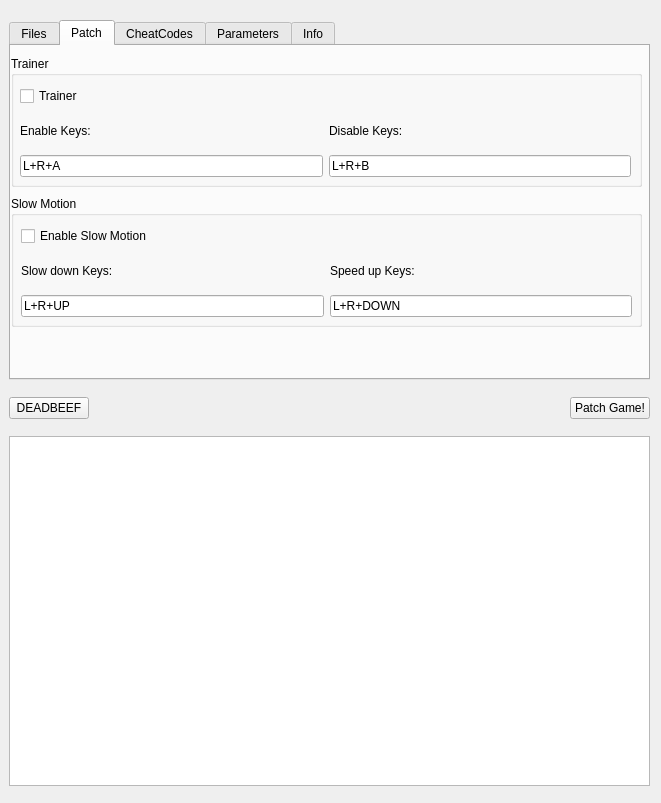
The window that mainwindow.ui (Mte90/GBAATM-Rebirth) describes before a commit, drawn with Qt 5.
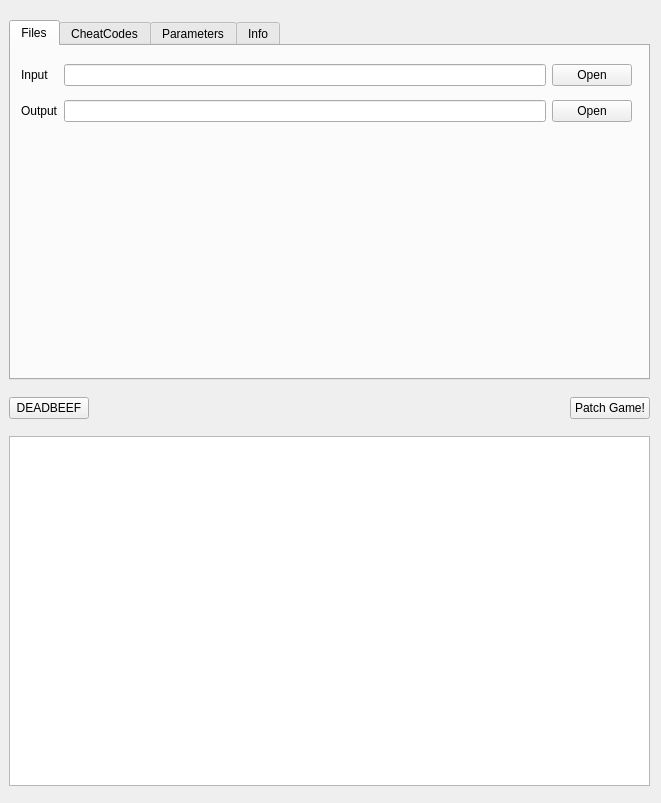
The same window after the commit. The open tabs and pages were chosen to show the change.

Commit message: remove ui slowmo elements

What changed in the file:
```diff
--- a/mainwindow.ui
+++ b/mainwindow.ui
@@ -114,146 +114,6 @@
          </property>
         </widget>
        </widget>
-       <widget class="QWidget" name="tab">
-        <attribute name="title">
-         <string>Patch</string>
-        </attribute>
-        <widget class="QGroupBox" name="groupBox">
-         <property name="geometry">
-          <rect>
-           <x>0</x>
-           <y>10</y>
-           <width>631</width>
-           <height>131</height>
-          </rect>
-         </property>
-         <property name="title">
-          <string>Trainer</string>
-         </property>
-         <widget class="QWidget" name="gridLayoutWidget_3">
-          <property name="geometry">
-           <rect>
-            <x>9</x>
-            <y>30</y>
-            <width>611</width>
-            <height>91</height>
-           </rect>
-          </property>
-          <layout class="QGridLayout" name="gridLayout_4">
-           <item row="0" column="0">
-            <widget class="QCheckBox" name="enable_trainer">
-             <property name="text">
-              <string>Trainer</string>
-             </property>
-             <property name="checked">
-              <bool>false</bool>
-             </property>
-            </widget>
-           </item>
-           <item row="1" column="0">
-            <widget class="QLabel" name="label_7">
-             <property name="text">
-              <string>Enable Keys:</string>
-             </property>
-            </widget>
-           </item>
-           <item row="2" column="0">
-            <widget class="QLineEdit" name="trainer_enable_keys">
-             <property name="text">
-              <string>L+R+A</string>
-             </property>
-             <property name="placeholderText">
-              <string/>
-             </property>
-            </widget>
-           </item>
-           <item row="1" column="1">
-            <widget class="QLabel" name="label_6">
-             <property name="text">
-              <string>Disable Keys:</string>
-             </property>
-            </widget>
-           </item>
-           <item row="2" column="1">
-            <widget class="QLineEdit" name="trainer_disable_keys">
-             <property name="text">
-              <string>L+R+B</string>
-             </property>
-            </widget>
-           </item>
-          </layout>
-         </widget>
-        </widget>
-        <widget class="QGroupBox" name="groupBox_5">
-         <property name="geometry">
-          <rect>
-           <x>0</x>
-           <y>150</y>
-           <width>631</width>
-           <height>131</height>
-          </rect>
-         </property>
-         <property name="title">
-          <string>Slow Motion</string>
-         </property>
-         <widget class="QWidget" name="gridLayoutWidget_2">
-          <property name="geometry">
-           <rect>
-            <x>10</x>
-            <y>30</y>
-            <width>611</width>
-            <height>91</height>
-           </rect>
-          </property>
-          <layout class="QGridLayout" name="gridLayout_3">
-           <item row="1" column="1">
-            <widget class="QLabel" name="label_5">
-             <property name="text">
-              <string>Speed up Keys:</string>
-             </property>
-            </widget>
-           </item>
-           <item row="0" column="0">
-            <widget class="QCheckBox" name="enable_slowmotion">
-             <property name="text">
-              <string>Enable Slow Motion</string>
-             </property>
-             <property name="checked">
-              <bool>false</bool>
-             </property>
-            </widget>
-           </item>
-           <item row="1" column="0">
-            <widget class="QLabel" name="label_4">
-             <property name="text">
-              <string>Slow down Keys:</string>
-             </property>
-            </widget>
-           </item>
-           <item row="2" column="0">
-            <widget class="QLineEdit" name="slowmotion_slow_keys">
-             <property name="text">
-              <string>L+R+UP</string>
-             </property>
-             <property name="frame">
-              <bool>true</bool>
-             </property>
-             <property name="placeholderText">
-              <string/>
-             </property>
-            </widget>
-           </item>
-           <item row="2" column="1">
-            <widget class="QLineEdit" name="slowmotion_up_keys">
-             <property name="text">
-              <string>L+R+DOWN</string>
-             </property>
-            </widget>
-           </item>
-          </layout>
-         </widget>
-        </widget>
-       </widget>
        <widget class="QWidget" name="tab_2">
         <attribute name="title">
          <string>CheatCodes</string>
@@ -458,6 +318,62 @@
           </property>
          </item>
         </widget>
+        <widget class="QGroupBox" name="groupBox">
+         <property name="geometry">
+          <rect>
+           <x>0</x>
+           <y>220</y>
+           <width>631</width>
+           <height>101</height>
+          </rect>
+         </property>
+         <property name="title">
+          <string>Trainer</string>
+         </property>
+         <widget class="QWidget" name="gridLayoutWidget_3">
+          <property name="geometry">
+           <rect>
+            <x>9</x>
+            <y>30</y>
+            <width>611</width>
+            <height>61</height>
+           </rect>
+          </property>
+          <layout class="QGridLayout" name="gridLayout_4">
+           <item row="0" column="0">
+            <widget class="QLabel" name="label_7">
+             <property name="text">
+              <string>Enable Keys:</string>
+             </property>
+            </widget>
+           </item>
+           <item row="1" column="0">
+            <widget class="QLineEdit" name="trainer_enable_keys">
+             <property name="text">
+              <string>L+R+A</string>
+             </property>
+             <property name="placeholderText">
+              <string/>
+             </property>
+            </widget>
+           </item>
+           <item row="0" column="1">
+            <widget class="QLabel" name="label_6">
+             <property name="text">
+              <string>Disable Keys:</string>
+             </property>
+            </widget>
+           </item>
+           <item row="1" column="1">
+            <widget class="QLineEdit" name="trainer_disable_keys">
+             <property name="text">
+              <string>L+R+B</string>
+             </property>
+            </widget>
+           </item>
+          </layout>
+         </widget>
+        </widget>
        </widget>
        <widget class="QWidget" name="tab_5">
         <attribute name="title">
```
Left out of the diff: 4 changed lines with no effect on the pictures. The commit also changes 1 other file.
